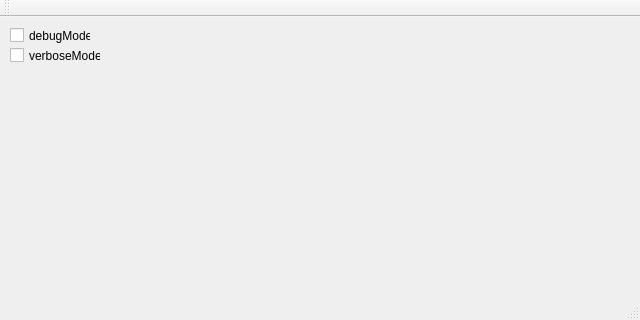
This is qt/flow/mainwindow_flow.ui in steevo87/thermalvis as Qt 5 draws it before an edit. The edited form follows.
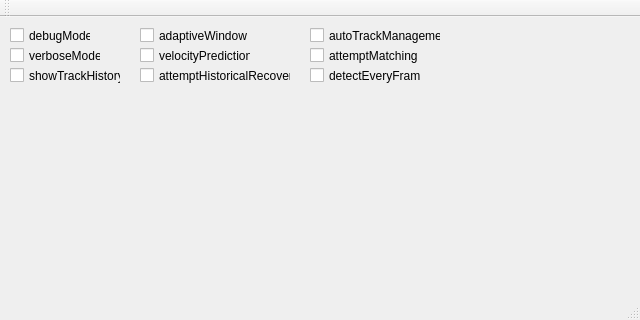
This is the edited form.

Commit message:
Basic implementation of flow GUI complete
Still lacking some features, but it connects properly with the demo app
now.

Patch:
```diff
--- a/qt/flow/mainwindow_flow.ui
+++ b/qt/flow/mainwindow_flow.ui
@@ -40,6 +40,97 @@
      <string>verboseMode</string>
     </property>
    </widget>
+   <widget class="QCheckBox" name="showTrackHistory">
+    <property name="geometry">
+     <rect>
+      <x>10</x>
+      <y>50</y>
+      <width>111</width>
+      <height>17</height>
+     </rect>
+    </property>
+    <property name="text">
+     <string>showTrackHistory</string>
+    </property>
+   </widget>
+   <widget class="QCheckBox" name="adaptiveWindow">
+    <property name="geometry">
+     <rect>
+      <x>140</x>
+      <y>10</y>
+      <width>111</width>
+      <height>17</height>
+     </rect>
+    </property>
+    <property name="text">
+     <string>adaptiveWindow</string>
+    </property>
+   </widget>
+   <widget class="QCheckBox" name="velocityPrediction">
+    <property name="geometry">
+     <rect>
+      <x>140</x>
+      <y>30</y>
+      <width>111</width>
+      <height>17</height>
+     </rect>
+    </property>
+    <property name="text">
+     <string>velocityPrediction</string>
+    </property>
+   </widget>
+   <widget class="QCheckBox" name="attemptHistoricalRecovery">
+    <property name="geometry">
+     <rect>
+      <x>140</x>
+      <y>50</y>
+      <width>151</width>
+      <height>17</height>
+     </rect>
+    </property>
+    <property name="text">
+     <string>attemptHistoricalRecovery</string>
+    </property>
+   </widget>
+   <widget class="QCheckBox" name="autoTrackManagement">
+    <property name="geometry">
+     <rect>
+      <x>310</x>
+      <y>10</y>
+      <width>131</width>
+      <height>17</height>
+     </rect>
+    </property>
+    <property name="text">
+     <string>autoTrackManagement</string>
+    </property>
+   </widget>
+   <widget class="QCheckBox" name="attemptMatching">
+    <property name="geometry">
+     <rect>
+      <x>310</x>
+      <y>30</y>
+      <width>111</width>
+      <height>17</height>
+     </rect>
+    </property>
+    <property name="text">
+     <string>attemptMatching</string>
+    </property>
+   </widget>
+   <widget class="QCheckBox" name="detectEveryFrame">
+    <property name="geometry">
+     <rect>
+      <x>310</x>
+      <y>50</y>
+      <width>111</width>
+      <height>17</height>
+     </rect>
+    </property>
+    <property name="text">
+     <string>detectEveryFrame</string>
+    </property>
+   </widget>
   </widget>
   <widget class="QMenuBar" name="menuBar">
    <property name="geometry">
```
The commit also changes 11 other files.
